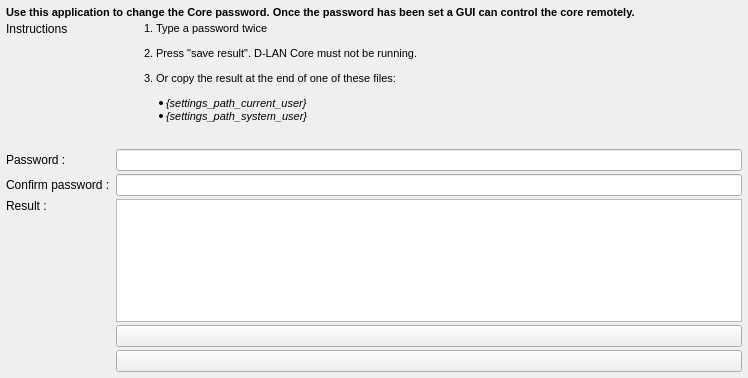
The window that application/Tools/PasswordHasher/MainWindow.ui (Ummon/D-LAN) describes before a commit, drawn with Qt 5.
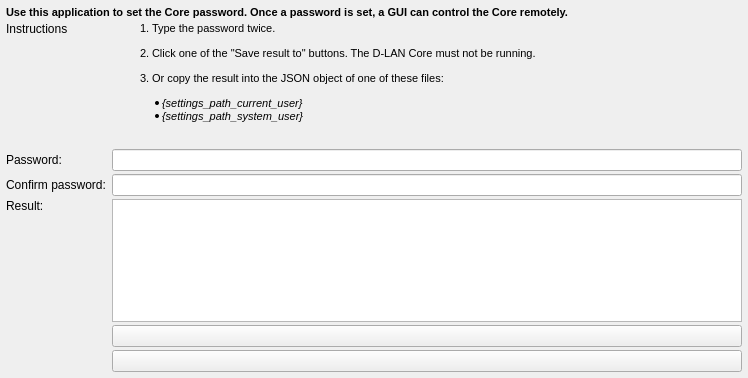
The same window after the commit.

Commit message: Merge salt and hashed password in one field, update PasswordHasher

```diff
--- a/application/Tools/PasswordHasher/MainWindow.ui
+++ b/application/Tools/PasswordHasher/MainWindow.ui
@@ -24,7 +24,7 @@
     <item row="3" column="0">
      <widget class="QLabel" name="lblPass1">
       <property name="text">
-       <string>Password :</string>
+       <string>Password:</string>
       </property>
      </widget>
     </item>
@@ -38,7 +38,7 @@
     <item row="4" column="0">
      <widget class="QLabel" name="lblPass2">
       <property name="text">
-       <string>Confirm password :</string>
+       <string>Confirm password:</string>
       </property>
      </widget>
     </item>
@@ -52,7 +52,7 @@
     <item row="6" column="0">
      <widget class="QLabel" name="lblResult">
       <property name="text">
-       <string>Result :</string>
+       <string>Result:</string>
       </property>
       <property name="alignment">
        <set>Qt::AlignLeading|Qt::AlignLeft|Qt::AlignTop</set>
@@ -73,9 +73,9 @@
 &lt;html&gt;&lt;head&gt;&lt;meta name=&quot;qrichtext&quot; content=&quot;1&quot; /&gt;&lt;style type=&quot;text/css&quot;&gt;
 p, li { white-space: pre-wrap; }
 &lt;/style&gt;&lt;/head&gt;&lt;body style=&quot; font-family:'MS Shell Dlg 2'; font-size:8pt; font-weight:400; font-style:normal;&quot;&gt;
-&lt;ol style=&quot;margin-top: 0px; margin-bottom: 0px; margin-left: 0px; margin-right: 0px; -qt-list-indent: 1;&quot;&gt;&lt;li style=&quot; margin-top:12px; margin-bottom:12px; margin-left:0px; margin-right:0px; -qt-block-indent:0; text-indent:0px;&quot;&gt;Type a password twice&lt;/li&gt;
-&lt;li style=&quot; margin-top:12px; margin-bottom:12px; margin-left:0px; margin-right:0px; -qt-block-indent:0; text-indent:0px;&quot;&gt;Press &amp;quot;save result&amp;quot;. D-LAN Core must not be running.&lt;/li&gt;
-&lt;li style=&quot; margin-top:12px; margin-bottom:12px; margin-left:0px; margin-right:0px; -qt-block-indent:0; text-indent:0px;&quot;&gt;Or copy the result at the end of one of these files: &lt;/li&gt;&lt;/ol&gt;
+&lt;ol style=&quot;margin-top: 0px; margin-bottom: 0px; margin-left: 0px; margin-right: 0px; -qt-list-indent: 1;&quot;&gt;&lt;li style=&quot; margin-top:12px; margin-bottom:12px; margin-left:0px; margin-right:0px; -qt-block-indent:0; text-indent:0px;&quot;&gt;Type the password twice.&lt;/li&gt;
+&lt;li style=&quot; margin-top:12px; margin-bottom:12px; margin-left:0px; margin-right:0px; -qt-block-indent:0; text-indent:0px;&quot;&gt;Click one of the &amp;quot;Save result to&amp;quot; buttons. The D-LAN Core must not be running.&lt;/li&gt;
+&lt;li style=&quot; margin-top:12px; margin-bottom:12px; margin-left:0px; margin-right:0px; -qt-block-indent:0; text-indent:0px;&quot;&gt;Or copy the result into the JSON object of one of these files:&lt;/li&gt;&lt;/ol&gt;
 &lt;ul style=&quot;margin-top: 0px; margin-bottom: 0px; margin-left: 0px; margin-right: 0px; -qt-list-indent: 2;&quot;&gt;&lt;li style=&quot; margin-top:0px; margin-bottom:0px; margin-left:-30px; margin-right:0px; -qt-block-indent:0; text-indent:0px;&quot;&gt;&lt;span style=&quot; font-style:italic;&quot;&gt;{settings_path_current_user}&lt;/span&gt;&lt;/li&gt;&lt;li style=&quot; margin-top:0px; margin-bottom:0px; margin-left:-30px; margin-right:0px; -qt-block-indent:0; text-indent:0px;&quot;&gt;&lt;span style=&quot; font-style:italic;&quot;&gt;{settings_path_system_user}&lt;/span&gt;&lt;/li&gt;&lt;/ul&gt;
 &lt;p style=&quot; margin-top:0px; margin-bottom:0px; margin-left:0px; margin-right:0px; -qt-block-indent:1; text-indent:0px;&quot;&gt;&lt;/p&gt;&lt;/body&gt;&lt;/html&gt;</string>
       </property>
@@ -107,7 +107,7 @@
 &lt;html&gt;&lt;head&gt;&lt;meta name=&quot;qrichtext&quot; content=&quot;1&quot; /&gt;&lt;style type=&quot;text/css&quot;&gt;
 p, li { white-space: pre-wrap; }
 &lt;/style&gt;&lt;/head&gt;&lt;body style=&quot; font-family:'MS Shell Dlg 2'; font-size:8.25pt; font-weight:400; font-style:normal;&quot;&gt;
-&lt;p style=&quot; margin-top:0px; margin-bottom:0px; margin-left:0px; margin-right:0px; -qt-block-indent:0; text-indent:0px;&quot;&gt;&lt;span style=&quot; font-size:8pt; font-weight:600;&quot;&gt;Use this application to change the Core password. Once the password has been set a GUI can control the core remotely.&lt;/span&gt;&lt;/p&gt;&lt;/body&gt;&lt;/html&gt;</string>
+&lt;p style=&quot; margin-top:0px; margin-bottom:0px; margin-left:0px; margin-right:0px; -qt-block-indent:0; text-indent:0px;&quot;&gt;&lt;span style=&quot; font-size:8pt; font-weight:600;&quot;&gt;Use this application to set the Core password. Once a password is set, a GUI can control the Core remotely.&lt;/span&gt;&lt;/p&gt;&lt;/body&gt;&lt;/html&gt;</string>
       </property>
       <property name="textFormat">
        <enum>Qt::RichText</enum>
```
Left out of the diff: 2 changed lines with no effect on the pictures. The commit also changes 16 other files.
